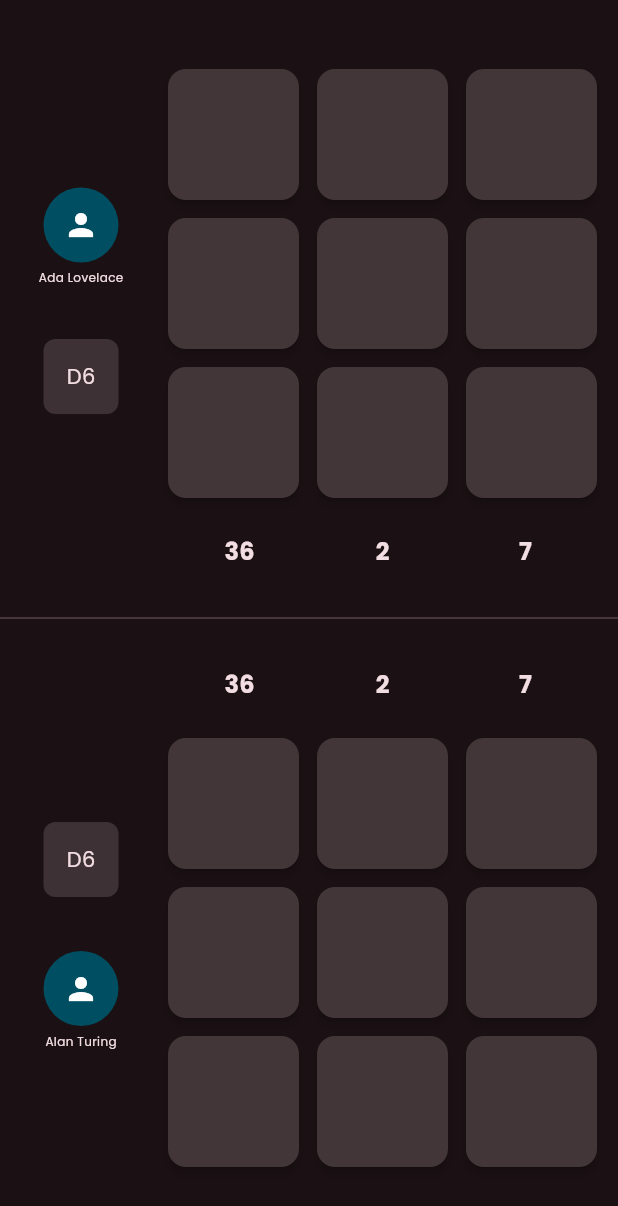
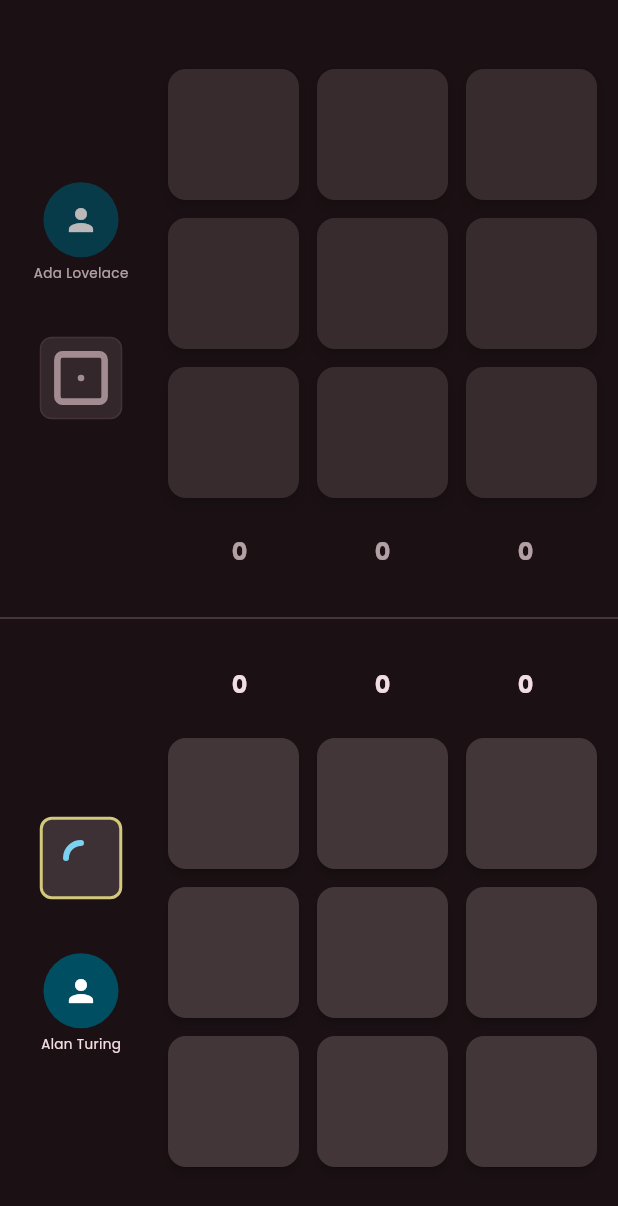
Before and after one commit to VorAd2/knuckle-bones, a Flutter app: the MatchView screen opened directly, on a phone screen of 412 x 824 dp. Shown: the top 1206 px of the screen. Run offline on Flutter 3.47's test engine with Material 3 defaults, Android fonts, the phone set to English and light mode, and no system bars; our stand-ins replace flutter_svg, get_it, image_picker.

Commit message:
feat(match): Arquitetura e classes Adiciona os principais componentes da feature (view, widgets, ui_states, controllers), organiza seguindo boas práticas de arquitetura e aplica abordagem de change notifiers para reatividade da UI

```diff
--- a/lib/core/presentation/theme/app_theme.dart
+++ b/lib/core/presentation/theme/app_theme.dart
@@ -1,7 +1,7 @@
 import 'package:flutter/material.dart';
 
 final seed = Color(0xFF6a1256);
-const redDice = Color(0xFFF42D3D);
+const redDice = Color(0xFFF54553);
 final colorScheme = ColorScheme.fromSeed(
   seedColor: seed,
   brightness: Brightness.dark,
--- /dev/null
+++ b/lib/features/match/match_types.dart
@@ -0,0 +1,2 @@
+typedef TileSelectionCallback =
+    void Function({required int rowIndex, required int colIndex});
--- /dev/null
+++ b/lib/features/match/presentation/views/match_controller.dart
@@ -0,0 +1,68 @@
+import 'package:flutter/material.dart';
+import 'package:knuckle_bones/features/match/presentation/widgets/board/board_controller.dart';
+import 'dart:math';
+import 'match_ui_state.dart';
+
+class MatchController extends ChangeNotifier {
+  late final MatchUiState state;
+  late final BoardController topBoardController;
+  late final BoardController bottomBoardController;
+  bool _isDisposed = false;
+
+  MatchController() {
+    state = MatchUiState();
+    topBoardController = BoardController(
+      forTop: true,
+      onTileSelected: ({required rowIndex, required colIndex}) =>
+          _handleInteraction(isTopBoard: true, row: rowIndex, col: colIndex),
+    );
+    bottomBoardController = BoardController(
+      forTop: false,
+      onTileSelected: ({required rowIndex, required colIndex}) =>
+          _handleInteraction(isTopBoard: false, row: rowIndex, col: colIndex),
+    );
+  }
+
+  void _handleInteraction({
+    required bool isTopBoard,
+    required int row,
+    required int col,
+  }) {
+    if (state.isRolling) return;
+    if (isTopBoard != state.isPlayerTopTurn) return;
+    final activeBoard = isTopBoard ? topBoardController : bottomBoardController;
+    final success = activeBoard.placeDice(
+      rowIndex: row,
+      colIndex: col,
+      diceValue: state.currentOracleValue,
+    );
+    if (success) _nextTurn();
+  }
+
+  void _nextTurn({bool isFirstTurn = false}) {
+    if (!isFirstTurn) _togglePlayerTurn();
+    state.isRolling = true;
+    notifyListeners();
+    Future.delayed(const Duration(milliseconds: 4000), () {
+      if (_isDisposed) return;
+      final nextDice = Random().nextInt(6) + 1;
+      state.isRolling = false;
+      state.currentOracleValue = nextDice;
+      notifyListeners();
+    });
+  }
+
+  void _togglePlayerTurn() {
+    state.isPlayerTopTurn = !state.isPlayerTopTurn;
+  }
+
+  void startMatch() => _nextTurn(isFirstTurn: true);
+
+  @override
+  void dispose() {
+    _isDisposed = true;
+    topBoardController.dispose();
+    bottomBoardController.dispose();
+    super.dispose();
+  }
+}
--- /dev/null
+++ b/lib/features/match/presentation/views/match_ui_state.dart
@@ -0,0 +1,13 @@
+class MatchUiState {
+  bool isPlayerTopTurn;
+  int currentOracleValue;
+  bool isRolling;
+  bool isGameOver;
+
+  MatchUiState({
+    this.isPlayerTopTurn = false,
+    this.currentOracleValue = 1,
+    this.isRolling = false,
+    this.isGameOver = false,
+  });
+}
--- a/lib/features/match/presentation/views/match_view.dart
+++ b/lib/features/match/presentation/views/match_view.dart
@@ -1,10 +1,34 @@
 import 'package:flutter/material.dart';
 import 'package:knuckle_bones/core/presentation/widgets/my_dialog.dart';
-import 'package:knuckle_bones/features/match/presentation/widgets/board.dart';
-import 'package:knuckle_bones/features/match/presentation/widgets/player_avatar.dart';
+import 'package:knuckle_bones/features/match/presentation/views/match_controller.dart';
+import 'package:knuckle_bones/features/match/presentation/widgets/board/board.dart';
+import 'package:knuckle_bones/features/match/presentation/widgets/board/board_controller.dart';
+import 'package:knuckle_bones/features/match/presentation/widgets/oracle/oracle.dart';
+import 'package:knuckle_bones/features/match/presentation/widgets/player_avatar/player_avatar.dart';
 
-class MatchView extends StatelessWidget {
+class MatchView extends StatefulWidget {
   const MatchView({super.key});
+  @override
+  State<MatchView> createState() => _MatchViewState();
+}
+
+class _MatchViewState extends State<MatchView> {
+  late final MatchController _controller = MatchController();
+
+  @override
+  void initState() {
+    super.initState();
+    WidgetsBinding.instance.addPostFrameCallback((_) {
+      _controller.startMatch();
+    });
+  }
+
+  @override
+  void dispose() {
+    _controller.dispose();
+    super.dispose();
+  }
+
   @override
   Widget build(BuildContext context) {
     return PopScope(
@@ -28,7 +52,11 @@ class MatchView extends StatelessWidget {
               Expanded(
                 child: Align(
                   alignment: Alignment.bottomCenter,
-                  child: _PlayerSection(isTop: true),
+                  child: _PlayerSection(
+                    forTop: true,
+                    matchController: _controller,
+                    boardController: _controller.topBoardController,
+                  ),
                 ),
               ),
               const SizedBox(height: 42),
@@ -37,7 +65,11 @@ class MatchView extends StatelessWidget {
               Expanded(
                 child: Align(
                   alignment: Alignment.topCenter,
-                  child: _PlayerSection(isTop: false),
+                  child: _PlayerSection(
+                    forTop: false,
+                    matchController: _controller,
+                    boardController: _controller.bottomBoardController,
+                  ),
                 ),
               ),
             ],
@@ -49,26 +81,50 @@ class MatchView extends StatelessWidget {
 }
 
 class _PlayerSection extends StatelessWidget {
-  final bool isTop;
-  const _PlayerSection({required this.isTop});
+  final bool forTop;
+  final MatchController matchController;
+  final BoardController boardController;
+
+  const _PlayerSection({
+    required this.forTop,
+    required this.matchController,
+    required this.boardController,
+  });
+
   @override
   Widget build(BuildContext context) {
-    return Container(
-      padding: const EdgeInsets.all(14),
-      child: Row(
-        spacing: 18,
-        children: [
-          _Shrine(isTop: isTop),
-          Expanded(child: Board(isTop: isTop)),
-        ],
+    return ListenableBuilder(
+      listenable: matchController,
+      child: Container(
+        padding: const EdgeInsets.all(14),
+        child: Row(
+          spacing: 18,
+          children: [
+            _Shrine(forTop: forTop, matchController: matchController),
+            Expanded(
+              child: Board(controller: boardController, isTop: forTop),
+            ),
+          ],
+        ),
       ),
+      builder: (context, child) {
+        final isMyTurn = forTop == matchController.state.isPlayerTopTurn;
+        return AnimatedOpacity(
+          duration: const Duration(milliseconds: 300),
+          opacity: isMyTurn ? 1.0 : 0.7,
+          child: child,
+        );
+      },
     );
   }
 }
 
 class _Shrine extends StatelessWidget {
-  final bool isTop;
-  const _Shrine({required this.isTop});
+  final bool forTop;
+  final MatchController matchController;
+
+  const _Shrine({required this.forTop, required this.matchController});
+
   @override
   Widget build(BuildContext context) {
     return SizedBox(
@@ -76,38 +132,21 @@ class _Shrine extends StatelessWidget {
       child: Column(
         mainAxisSize: MainAxisSize.min,
         children: [
-          if (isTop) ...[
+          if (forTop) ...[
             const PlayerAvatar(),
             const SizedBox(height: 4),
-            const Text('Ada Lovelace', style: TextStyle(fontSize: 8)),
+            const Text('Ada Lovelace', style: TextStyle(fontSize: 9)),
             const SizedBox(height: 36),
-            const _Oracle(),
+            Oracle(forTop: forTop, matchController: matchController),
           ] else ...[
-            const _Oracle(),
+            Oracle(forTop: forTop, matchController: matchController),
             const SizedBox(height: 36),
             const PlayerAvatar(),
             const SizedBox(height: 4),
-            const Text('Alan Turing', style: TextStyle(fontSize: 8)),
+            const Text('Alan Turing', style: TextStyle(fontSize: 9)),
           ],
         ],
       ),
     );
   }
 }
-
-class _Oracle extends StatelessWidget {
-  const _Oracle();
-  @override
-  Widget build(BuildContext context) {
-    final cs = Theme.of(context).colorScheme;
-    return Container(
-      width: 50,
-      height: 50,
-      decoration: BoxDecoration(
-        color: cs.surfaceContainerHighest,
-        borderRadius: BorderRadius.circular(8),
-      ),
-      child: const Center(child: Text("D6")),
-    );
-  }
-}
--- a/lib/features/match/presentation/widgets/board.dart
+++ /dev/null
@@ -1,93 +0,0 @@
-import 'dart:math';
-import 'package:flutter/material.dart';
-import 'package:knuckle_bones/features/match/presentation/widgets/tile.dart';
-
-class Board extends StatefulWidget {
-  final bool isTop;
-  const Board({super.key, required this.isTop});
-
-  @override
-  State<Board> createState() => _BoardState();
-}
-
-class _BoardState extends State<Board> {
-  List<int?> boardState = List.generate(9, (index) => null);
-
-  void _handleTileTap(int index) {
-    if (boardState[index] == null) {
-      setState(() {
-        boardState[index] = Random().nextInt(6) + 1;
-      });
-    }
-  }
-
-  @override
-  Widget build(BuildContext context) {
-    const double textOffset = 24.0;
-    return Column(
-      mainAxisSize: MainAxisSize.min,
-      children: [
-        if (!widget.isTop) ...[
-          Transform.translate(
-            offset: const Offset(0, -textOffset),
-            child: const _ScoreRow(),
-          ),
-        ],
-        _TileGrid(
-          getTileValue: (index) => boardState[index],
-          onTap: (index) => _handleTileTap(index),
-        ),
-        if (widget.isTop) ...[
-          Transform.translate(
-            offset: const Offset(0, textOffset),
-            child: const _ScoreRow(),
-          ),
-        ],
-      ],
-    );
-  }
-}
-
-class _TileGrid extends StatelessWidget {
-  final int? Function(int index) getTileValue;
-  final void Function(int index) onTap;
-  const _TileGrid({required this.getTileValue, required this.onTap});
-  @override
-  Widget build(BuildContext context) {
-    return AspectRatio(
-      aspectRatio: 1,
-      child: GridView.builder(
-        physics: const NeverScrollableScrollPhysics(),
-        itemCount: 9,
-        gridDelegate: const SliverGridDelegateWithFixedCrossAxisCount(
-          crossAxisCount: 3,
-          crossAxisSpacing: 12,
-          mainAxisSpacing: 12,
-        ),
-        itemBuilder: (context, index) {
-          return Tile(value: getTileValue(index), onTap: () => onTap(index));
-        },
-      ),
-    );
-  }
-}
-
-class _ScoreRow extends StatelessWidget {
-  const _ScoreRow();
-  @override
-  Widget build(BuildContext context) {
-    const mockScores = [36, 2, 7];
-    return Row(
-      children: List.generate(3, (index) {
-        return Expanded(
-          child: Center(
-            child: Text(
-              '${mockScores[index]}',
-              style: const TextStyle(fontWeight: FontWeight.w700, fontSize: 16),
-            ),
-          ),
-        );
-      }),
-    );
-  }
-}
--- /dev/null
+++ b/lib/features/match/presentation/widgets/board/board.dart
@@ -0,0 +1,91 @@
+import 'package:flutter/material.dart';
+import 'package:knuckle_bones/features/match/presentation/widgets/board/board_controller.dart';
+import 'package:knuckle_bones/features/match/presentation/widgets/tile/tile.dart';
+
+class Board extends StatelessWidget {
+  final BoardController controller;
+  final bool isTop;
+  const Board({super.key, required this.controller, required this.isTop});
+
+  @override
+  Widget build(BuildContext context) {
+    const double textOffset = 24.0;
+    return Column(
+      mainAxisSize: MainAxisSize.min,
+      children: [
+        if (!isTop) ...[
+          Transform.translate(
+            offset: const Offset(0, -textOffset),
+            child: _ScoreRow(controller),
+          ),
+        ],
+        _TileGrid(controller),
+        if (isTop) ...[
+          Transform.translate(
+            offset: const Offset(0, textOffset),
+            child: _ScoreRow(controller),
+          ),
+        ],
+      ],
+    );
+  }
+}
+
+class _TileGrid extends StatelessWidget {
+  final BoardController controller;
+  const _TileGrid(this.controller);
+
+  @override
+  Widget build(BuildContext context) {
+    return AspectRatio(
+      aspectRatio: 1,
+      child: GridView.builder(
+        physics: const NeverScrollableScrollPhysics(),
+        itemCount: 9,
+        gridDelegate: const SliverGridDelegateWithFixedCrossAxisCount(
+          crossAxisCount: 3,
+          crossAxisSpacing: 12,
+          mainAxisSpacing: 12,
+        ),
+        itemBuilder: (context, index) {
+          final rowIndex = index ~/ 3;
+          final colIndex = index % 3;
+          return Tile(
+            boardController: controller,
+            getState: () =>
+                controller.getTileState(rowIndex: rowIndex, colIndex: colIndex),
+          );
+        },
+      ),
+    );
+  }
+}
+
+class _ScoreRow extends StatelessWidget {
+  final BoardController controller;
+  const _ScoreRow(this.controller);
+  @override
+  Widget build(BuildContext context) {
+    return Row(
+      children: List.generate(3, (index) {
+        return Expanded(
+          child: Center(
+            child: ListenableBuilder(
+              listenable: controller,
+              builder: (context, _) {
+                final scores = controller.state.scores;
+                return Text(
+                  '${scores[index]}',
+                  style: const TextStyle(
+                    fontWeight: FontWeight.w700,
+                    fontSize: 16,
+                  ),
+                );
+              },
+            ),
+          ),
+        );
+      }),
+    );
+  }
+}
--- /dev/null
+++ b/lib/features/match/presentation/widgets/board/board_controller.dart
@@ -0,0 +1,59 @@
+import 'package:flutter/material.dart';
+import 'package:knuckle_bones/features/match/match_types.dart';
+import 'package:knuckle_bones/features/match/presentation/widgets/tile/tile_ui_state.dart';
+import 'board_ui_state.dart';
+
+class BoardController extends ChangeNotifier {
+  final TileSelectionCallback onTileSelected;
+  late final BoardUiState state;
+
+  BoardController({required bool forTop, required this.onTileSelected}) {
+    state = _createInitialState(forTop, onTileSelected);
+  }
+
+  BoardUiState _createInitialState(
+    bool forTop,
+    TileSelectionCallback onTileSelected,
+  ) {
+    List<List<TileUiState>> grid = List.generate(3, (rowIndex) {
+      return List.generate(3, (colIndex) {
+        return TileUiState(
+          value: null,
+          rowIndex: rowIndex,
+          columnIndex: colIndex,
+          onSelected: () =>
+              onTileSelected(rowIndex: rowIndex, colIndex: colIndex),
+        );
+      });
+    });
+    return BoardUiState(forTop: forTop, tileStates: grid, scores: [0, 0, 0]);
+  }
+
+  TileUiState getTileState({required int rowIndex, required int colIndex}) {
+    return state.tileStates[rowIndex][colIndex];
+  }
+
+  bool placeDice({
+    required int rowIndex,
+    required int colIndex,
+    required int diceValue,
+  }) {
+    final tileState = state.tileStates[rowIndex][colIndex];
+    if (tileState.value != null) return false;
+    tileState.value = diceValue;
+    state.scores = _calculateScores();
+    notifyListeners();
+    return true;
+  }
+
+  List<int> _calculateScores() {
+    return List.generate(3, (col) {
+      int score = 0;
+      for (int row = 0; row < 3; row++) {
+        final value = state.tileStates[row][col].value;
+        score += value ?? 0;
+      }
+      return score;
+    });
+  }
+}
--- /dev/null
+++ b/lib/features/match/presentation/widgets/board/board_ui_state.dart
@@ -0,0 +1,13 @@
+import 'package:knuckle_bones/features/match/presentation/widgets/tile/tile_ui_state.dart';
+
+class BoardUiState {
+  final bool forTop;
+  final List<List<TileUiState>> tileStates;
+  List<int> scores;
+
+  BoardUiState({
+    required this.forTop,
+    required this.tileStates,
+    required this.scores,
+  });
+}
--- /dev/null
+++ b/lib/features/match/presentation/widgets/oracle/fast_spinner.dart
@@ -0,0 +1,83 @@
+import 'package:flutter/material.dart';
+import 'dart:math' as math;
+
+class FastSpinner extends StatefulWidget {
+  final Color color;
+  final double size;
+  final double strokeWidth;
+  final Duration duration;
+
+  const FastSpinner({
+    super.key,
+    required this.color,
+    this.size = 50.0,
+    this.strokeWidth = 4.0,
+    this.duration = const Duration(milliseconds: 400),
+  });
+
+  @override
+  State<FastSpinner> createState() => _FastSpinnerState();
+}
+
+class _FastSpinnerState extends State<FastSpinner>
+    with SingleTickerProviderStateMixin {
+  late AnimationController _controller;
+
+  @override
+  void initState() {
+    super.initState();
+    _controller = AnimationController(vsync: this, duration: widget.duration)
+      ..repeat();
+  }
+
+  @override
+  void dispose() {
+    _controller.dispose();
+    super.dispose();
+  }
+
+  @override
+  Widget build(BuildContext context) {
+    return SizedBox(
+      width: widget.size,
+      height: widget.size,
+      child: RotationTransition(
+        turns: _controller,
+        child: CustomPaint(
+          painter: _ArcPainter(
+            color: widget.color,
+            strokeWidth: widget.strokeWidth,
+          ),
+        ),
+      ),
+    );
+  }
+}
+
+class _ArcPainter extends CustomPainter {
+  final Color color;
+  final double strokeWidth;
+
+  _ArcPainter({required this.color, required this.strokeWidth});
+
+  @override
+  void paint(Canvas canvas, Size size) {
+    final Paint paint = Paint()
+      ..color = color
+      ..strokeWidth = strokeWidth
+      ..style = PaintingStyle.stroke
+      ..strokeCap = StrokeCap.round;
+    final Rect rect = Rect.fromLTWH(
+      strokeWidth / 2,
+      strokeWidth / 2,
+      size.width - strokeWidth,
+      size.height - strokeWidth,
+    );
+    canvas.drawArc(rect, 0.0, math.pi * 0.5, false, paint);
+  }
+
+  @override
+  bool shouldRepaint(covariant CustomPainter oldDelegate) {
+    return false;
+  }
+}
--- /dev/null
+++ b/lib/features/match/presentation/widgets/oracle/oracle.dart
@@ -0,0 +1,49 @@
+import 'package:flutter/material.dart';
+import 'package:knuckle_bones/core/presentation/icons/app_icons.dart';
+import 'package:knuckle_bones/features/match/presentation/views/match_controller.dart';
+import 'package:knuckle_bones/features/match/presentation/widgets/oracle/fast_spinner.dart';
+
+class Oracle extends StatelessWidget {
+  final bool forTop;
+  final MatchController matchController;
+
+  const Oracle({
+    super.key,
+    required this.forTop,
+    required this.matchController,
+  });
+
+  @override
+  Widget build(BuildContext context) {
+    final cs = Theme.of(context).colorScheme;
+    return ListenableBuilder(
+      listenable: matchController,
+      builder: (context, _) {
+        final isMyTurn = forTop == matchController.state.isPlayerTopTurn;
+        final borderColor = isMyTurn ? cs.tertiary : cs.outlineVariant;
+        return Container(
+          width: 55,
+          height: 55,
+          decoration: BoxDecoration(
+            color: cs.surfaceContainerHighest,
+            border: Border.all(color: borderColor, width: isMyTurn ? 2 : 1),
+            borderRadius: BorderRadius.circular(8),
+          ),
+          child: Center(
+            child: matchController.state.isRolling && isMyTurn
+                ? SizedBox(
+                    width: 24,
+                    height: 24,
+                    child: FastSpinner(color: cs.primary),
+                  )
+                : AppIcons.dice(
+                    face: matchController.state.currentOracleValue,
+                    size: 42,
+                    color: cs.onSurfaceVariant,
+                  ),
+          ),
+        );
+      },
+    );
+  }
+}
--- a/lib/features/match/presentation/widgets/tile.dart
+++ b/lib/features/match/presentation/widgets/tile/tile.dart
@@ -1,12 +1,18 @@
 import 'package:flutter/material.dart';
 import 'package:knuckle_bones/core/presentation/icons/app_icons.dart';
 import 'package:knuckle_bones/core/presentation/theme/app_theme.dart';
+import 'package:knuckle_bones/features/match/presentation/widgets/board/board_controller.dart';
+import 'package:knuckle_bones/features/match/presentation/widgets/tile/tile_ui_state.dart';
 
 class Tile extends StatelessWidget {
-  final int? value;
-  final VoidCallback onTap;
+  final BoardController boardController;
+  final TileUiState Function() getState;
 
-  const Tile({super.key, required this.value, required this.onTap});
+  const Tile({
+    super.key,
+    required this.boardController,
+    required this.getState,
+  });
 
   @override
   Widget build(BuildContext context) {
@@ -18,11 +24,17 @@ class Tile extends StatelessWidget {
       elevation: 2.5,
       child: InkWell(
         borderRadius: BorderRadius.circular(12),
-        onTap: onTap,
+        onTap: getState().onSelected,
         child: Center(
-          child: value == null
-              ? null
-              : _getIconForValue(val: value!, cs: cs, dc: diceColors!),
+          child: ListenableBuilder(
+            listenable: boardController,
+            builder: (context, _) {
+              final value = getState().value;
+              return value == null
+                  ? SizedBox.shrink()
+                  : _getIconForValue(val: value, cs: cs, dc: diceColors!);
+            },
+          ),
         ),
       ),
     );
@@ -37,7 +49,7 @@ class Tile extends StatelessWidget {
       case 1:
         return AppIcons.dice(face: 1, color: cs.onSurfaceVariant);
       case 2:
-        return AppIcons.dice(face: 2, color: cs.onSurfaceVariant);
+        return AppIcons.dice(face: 2, color: cs.tertiary);
       case 3:
         return AppIcons.dice(face: 3, color: cs.onSurfaceVariant);
       case 4:
--- /dev/null
+++ b/lib/features/match/presentation/widgets/tile/tile_ui_state.dart
@@ -0,0 +1,15 @@
+import 'package:flutter/material.dart';
+
+class TileUiState {
+  int? value;
+  final int rowIndex;
+  final int columnIndex;
+  final VoidCallback onSelected;
+
+  TileUiState({
+    required this.value,
+    required this.columnIndex,
+    required this.rowIndex,
+    required this.onSelected,
+  });
+}
--- a/lib/features/profile/profile_view.dart
+++ b/lib/features/profile/profile_view.dart
@@ -3,7 +3,7 @@ import 'dart:io';
 import 'package:flutter/material.dart';
 import 'package:get_it/get_it.dart';
 import 'package:image_picker/image_picker.dart';
-import 'package:knuckle_bones/core/infra/user_model.dart';
+import 'package:knuckle_bones/core/data/user_model.dart';
 import 'package:knuckle_bones/core/presentation/widgets/image_picker_sheet.dart';
 import 'package:knuckle_bones/core/presentation/widgets/my_dialog.dart';
 import 'package:knuckle_bones/core/presentation/widgets/three_d_button.dart';
--- a/lib/main.dart
+++ b/lib/main.dart
@@ -1,7 +1,7 @@
 import 'package:flutter/material.dart';
 import 'package:flutter/services.dart';
 import 'package:get_it/get_it.dart';
-import 'package:knuckle_bones/core/infra/user_model.dart';
+import 'package:knuckle_bones/core/data/user_model.dart';
 import 'package:knuckle_bones/my_app.dart';
 //emulator -avd Pixel4 -accel on -gpu host
 
```
Also changed, not shown: lib/core/data/user_model.dart (renamed from lib/core/infra/user_model.dart), lib/features/match/presentation/widgets/player_avatar/player_avatar.dart (renamed from lib/features/match/presentation/widgets/player_avatar.dart).
